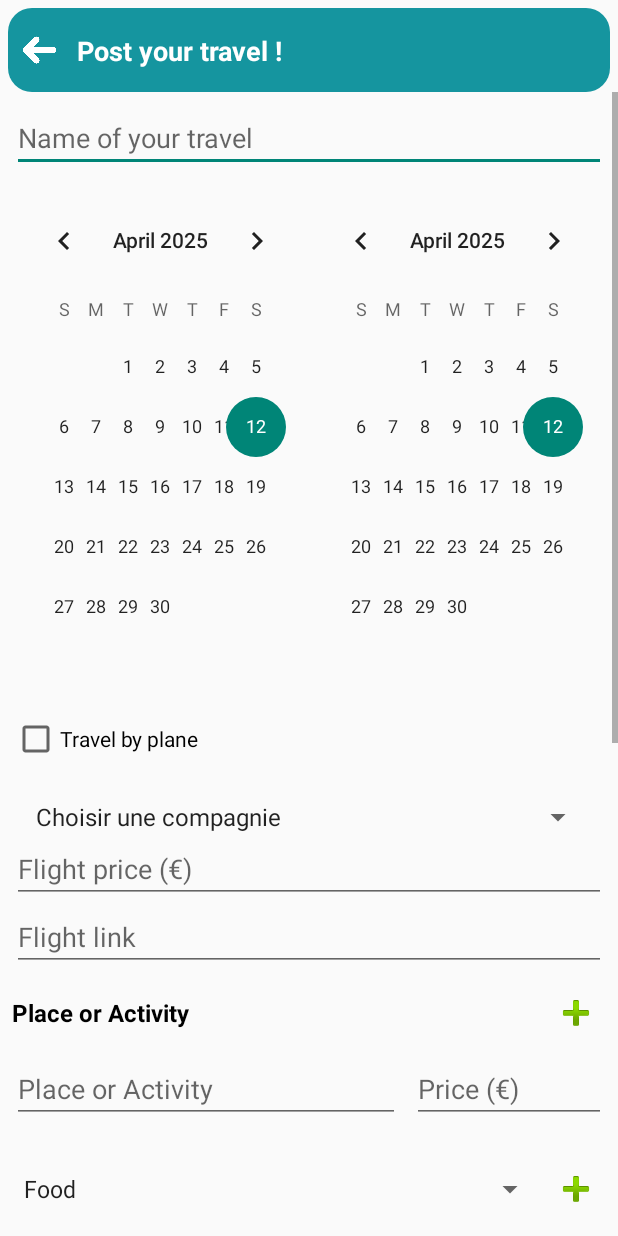
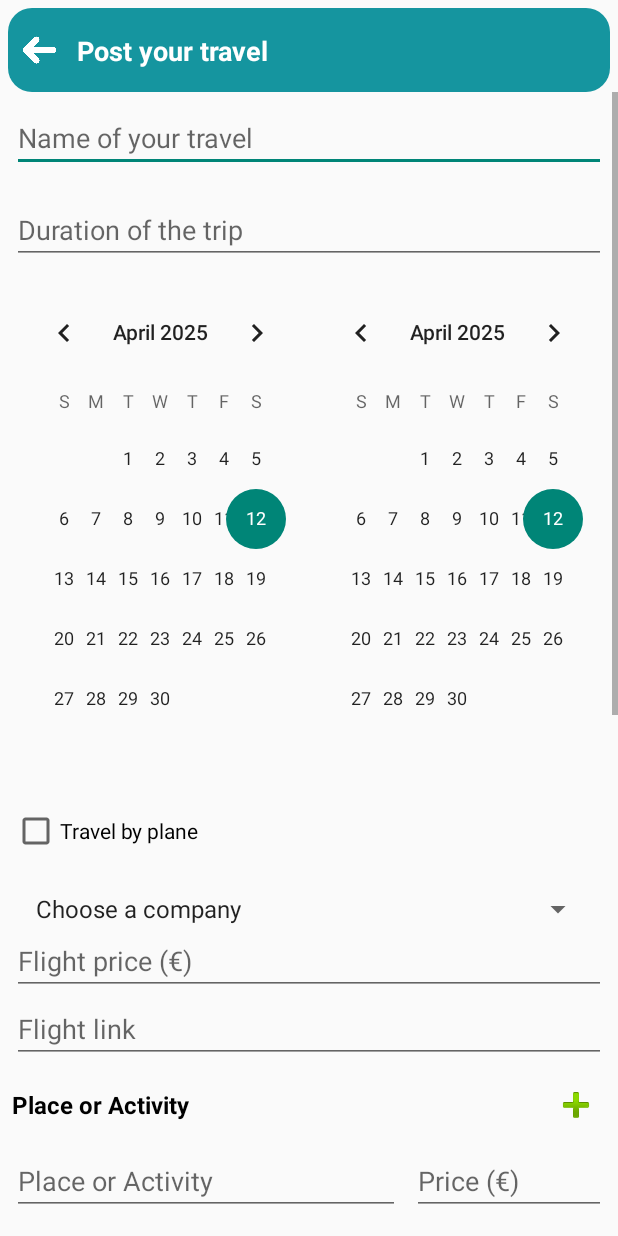
Before and after one commit to TomMarsura/Traveler, an Android app: the layout post_creation_activity.xml on its own in the app's theme, with its tools: preview values and no code run, on a phone screen of 412 x 824 dp. Run offline under Robolectric (Android 15) with nearby library versions, the phone set to English and light mode, and no system bars.

Commit message:
Page d'ajout de post

```diff
--- a/app/src/main/AndroidManifest.xml
+++ b/app/src/main/AndroidManifest.xml
@@ -45,6 +45,11 @@
             android:exported="true"
             android:theme="@style/Theme.Traveler">
         </activity>
+        <activity
+            android:name=".PostCreateActivity"
+            android:exported="true"
+            android:theme="@style/Theme.Traveler">
+        </activity>
     </application>
 
 </manifest>
--- a/app/src/main/java/com/master/traveler/LoginActivity.kt
+++ b/app/src/main/java/com/master/traveler/LoginActivity.kt
@@ -152,7 +152,6 @@ class LoginActivity : AppCompatActivity() {
                 Activity(
                     name = "Machu Picchu",
                     price = 60f, // Utilise un Float
-                    address = "Peru"
                 )
             ),
             accommodations = listOf(
--- a/app/src/main/res/layout/activity_home.xml
+++ b/app/src/main/res/layout/activity_home.xml
@@ -91,8 +91,7 @@
         android:id="@+id/id_btn_add_post"
         android:layout_width="64dp"
         android:layout_height="64dp"
-        android:src="@drawable/ic_add_post"
-        android:background="@android:color/transparent"
+        android:background="@drawable/ic_add_post"
         android:contentDescription="Ajouter un post"
         app:layout_constraintBottom_toBottomOf="parent"
         app:layout_constraintEnd_toEndOf="parent"
--- a/app/src/main/res/layout/post_creation_activity.xml
+++ b/app/src/main/res/layout/post_creation_activity.xml
@@ -66,6 +66,15 @@
                 android:layout_width="match_parent"
                 android:layout_height="wrap_content"
                 android:hint="@string/destination"
+                android:layout_margin="8dp"
+                android:inputType="text"
+                android:text="" />
+
+            <EditText
+                android:id="@+id/id_duration"
+                android:layout_width="match_parent"
+                android:layout_height="wrap_content"
+                android:hint="@string/duration"
                 android:layout_margin="8dp"
                 android:inputType="text"
                 android:text="" />
--- a/app/src/main/res/values/colors.xml
+++ b/app/src/main/res/values/colors.xml
@@ -8,4 +8,5 @@
     <color name="unselected_text">#b5b5b5</color>
     <color name="button_light">#EC9770</color>
     <color name="button_dark">#C7402D</color>
+    <color name="gray_light">#DDDDDD</color>
 </resources>
--- a/app/src/main/res/values/company.xml
+++ /dev/null
@@ -1,10 +0,0 @@
-<?xml version="1.0" encoding="utf-8"?>
-<resources>
-    <string-array name="company">
-        <item>Choisir une compagnie</item>
-        <item>Air France</item>
-        <item>Lufthansa</item>
-        <item>Qatar Airways</item>
-        <item>Emirates</item>
-    </string-array>
-</resources>
--- a/app/src/main/res/values/strings.xml
+++ b/app/src/main/res/values/strings.xml
@@ -21,7 +21,7 @@
     <string name="change_password">Change password</string>
     <string name="save_button">Save changes</string>
     <string name="bio_hint">Your bio...</string>
-    <string name="title_post">Post your travel !</string>
+    <string name="title_post">Post your travel</string>
     <string name="destination">Name of your travel</string>
     <string name="activity_name">Place or Activity</string>
     <string name="activity_price">Price (€)</string>
@@ -30,6 +30,13 @@
         <item>Hotel</item>
         <item>Transport</item>
     </string-array>
+    <string-array name="company">
+        <item>Choose a company</item>
+        <item>Air France</item>
+        <item>Lufthansa</item>
+        <item>Qatar Airways</item>
+        <item>Emirates</item>
+    </string-array>
     <string name="accommodation_name">%1$s name</string>
     <string name="plane_travel">Travel by plane</string>
     <string name="flight_price">Flight price (€)</string>
@@ -37,6 +44,7 @@
     <string name="photo_add">Add photo</string>
     <string name="description">Description of the trip</string>
     <string name="continue_btn">Next</string>
+    <string name="duration">Duration of the trip</string>
 
     <!-- Strings used for fragments for navigation -->
 </resources>
```
Also changed, not shown: app/src/main/java/com/master/traveler/PostCreateActivity.kt (+25 -3 lines), app/src/main/res/drawable/ic_add_post.png (added), 1 other file.
